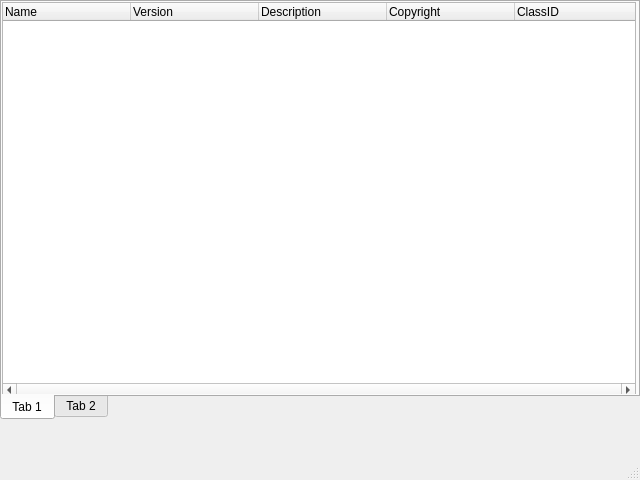
The window that CubeMelon/mainwindow.ui (tapetums/CubeMelon) describes before a commit, drawn with Qt 5.
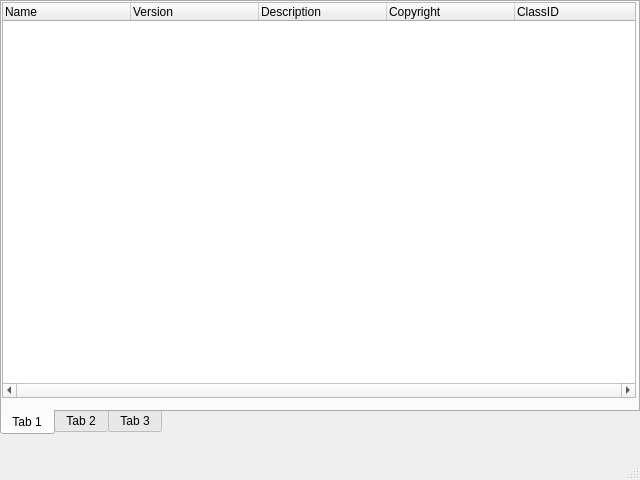
The same window after the commit.

Patch:
```diff
--- a/CubeMelon/mainwindow.ui
+++ b/CubeMelon/mainwindow.ui
@@ -13,6 +13,9 @@
   <property name="windowTitle">
    <string>CubeMelon</string>
   </property>
+  <property name="tabShape">
+   <enum>QTabWidget::Rounded</enum>
+  </property>
   <widget class="QWidget" name="centralWidget">
    <widget class="QTabWidget" name="tabWidget">
     <property name="geometry">
@@ -20,7 +23,7 @@
       <x>0</x>
       <y>0</y>
       <width>640</width>
-      <height>420</height>
+      <height>435</height>
      </rect>
     </property>
     <property name="tabPosition">
@@ -153,6 +156,11 @@
       </property>
      </widget>
     </widget>
+    <widget class="QWidget" name="tab_3">
+     <attribute name="title">
+      <string>Tab 3</string>
+     </attribute>
+    </widget>
    </widget>
   </widget>
   <widget class="QMenuBar" name="menuBar">
```
Left out of the diff: 2 changed lines with no effect on the pictures.
